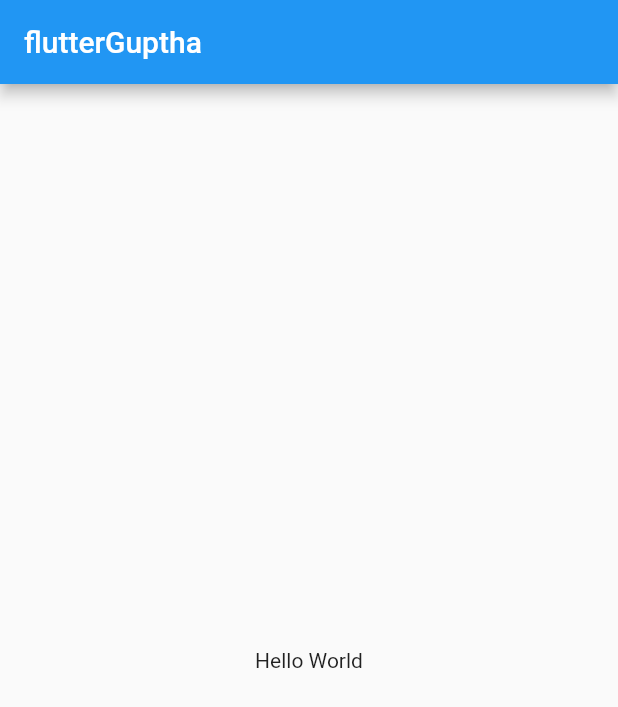
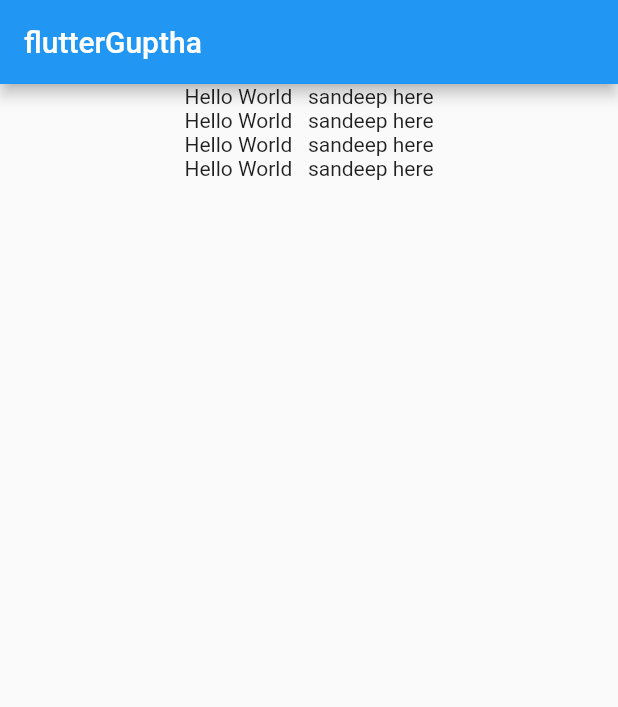
Before and after one commit to yelgoi-sandeep-guptha/flutter-demo, a Flutter app: the screen it shows after launch, on a phone screen of 412 x 824 dp. Shown: the top 707 px of the screen. Run offline on Flutter 3.47's test engine with Material 2 defaults, Android fonts, the phone set to English and light mode, and no system bars.

Commit message:
added texts

```diff
--- a/sandeep1/lib/main.dart
+++ b/sandeep1/lib/main.dart
@@ -12,7 +12,15 @@ class MyApp extends StatelessWidget {
           title:Text("flutterGuptha"),
         ),
         body: Center(
-        child: Text("Hello World"),
+        child: Column(
+          children: <Widget>[
+            Text("Hello World   sandeep here"),
+            Text("Hello World   sandeep here"),
+            Text("Hello World   sandeep here"),
+            Text("Hello World   sandeep here"),
+
+          ],
+        ),
         )
       )
     );
```
